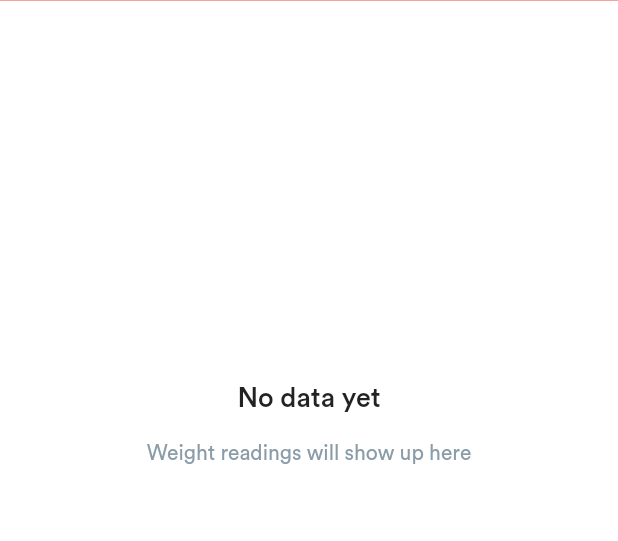
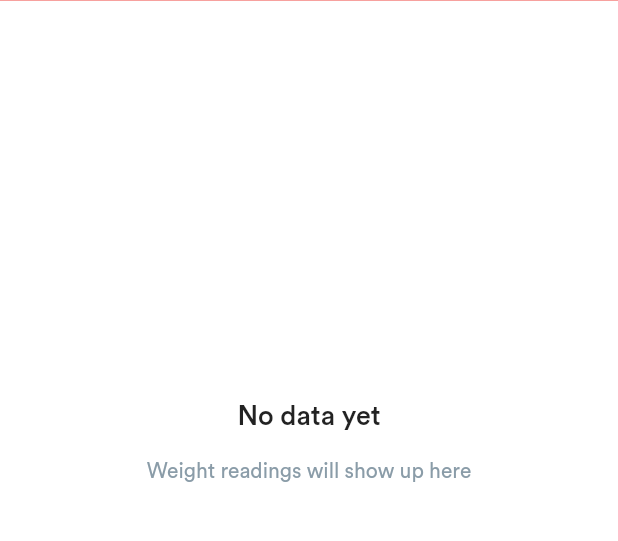
Before and after one commit to josephanya/custodia-provider-app, a Flutter app: the ProgressWeight screen opened by its route, after a tap on "All Readings", on a phone screen of 412 x 824 dp, the part 76-617 px from its top. Run offline on Flutter 3.47's test engine with Material 2 defaults, Android fonts, the phone set to English and light mode, and no system bars; drawn by our look-alikes of overlay_support; our stand-ins replace cached_network_image, dio, firebase_core, firebase_messaging, flutter_linkify, flutter_local_notifications and 6 more; missing offline and left inert: image_picker_for_web; accounts and stored records are empty; network calls fail.

Commit message:
bug fixes

```diff
--- a/lib/ui/views/home/home.dart
+++ b/lib/ui/views/home/home.dart
@@ -164,6 +164,7 @@ class _HomeState extends ConsumerState<Home> {
                               separatorBuilder: (context, index) =>
                                   const YMargin(12),
                             ),
+                  const YMargin(12),
                 ],
               )
             ],
--- a/lib/ui/views/patients/progress/blood_glucose/readings_blood_glucose.dart
+++ b/lib/ui/views/patients/progress/blood_glucose/readings_blood_glucose.dart
@@ -34,7 +34,10 @@ class ReadingsBloodGlucoseState extends ConsumerState<ReadingsBloodGlucose> {
       appBar: appBar(context, 'All Readings'),
       body: SafeArea(
         child: SingleChildScrollView(
-          padding: const EdgeInsets.symmetric(horizontal: 16),
+          padding: const EdgeInsets.symmetric(
+            horizontal: 16,
+            vertical: 12,
+          ),
           child: provider.viewState.isLoading
               ? const Center(
                   child: Padding(
--- a/lib/ui/views/patients/progress/blood_pressure/readings_blood_pressure.dart
+++ b/lib/ui/views/patients/progress/blood_pressure/readings_blood_pressure.dart
@@ -34,7 +34,10 @@ class ReadingsBloodPressureState extends ConsumerState<ReadingsBloodPressure> {
       appBar: appBar(context, 'All Readings'),
       body: SafeArea(
         child: SingleChildScrollView(
-          padding: const EdgeInsets.symmetric(horizontal: 16),
+          padding: const EdgeInsets.symmetric(
+            horizontal: 16,
+            vertical: 12,
+          ),
           child: provider.viewState.isLoading
               ? const Center(
                   child: Padding(
--- a/lib/ui/views/patients/progress/weight/progress_weight.dart
+++ b/lib/ui/views/patients/progress/weight/progress_weight.dart
@@ -10,10 +10,10 @@ class ProgressWeight extends StatefulWidget {
   const ProgressWeight({Key? key}) : super(key: key);
 
   @override
-  _ProgressWeightState createState() => _ProgressWeightState();
+  ProgressWeightState createState() => ProgressWeightState();
 }
 
-class _ProgressWeightState extends State<ProgressWeight> {
+class ProgressWeightState extends State<ProgressWeight> {
   int segmentedControlValue = 0;
 
   Widget segmentedControl() {
@@ -98,8 +98,8 @@ class _ProgressWeightState extends State<ProgressWeight> {
                       ),
                     ),
                     const YMargin(10),
-                    Row(
-                      children: const [
+                    const Row(
+                      children: [
                         InfoCard(
                           label: 'Starting Weight',
                           value: '100',
@@ -119,14 +119,14 @@ class _ProgressWeightState extends State<ProgressWeight> {
                     DefaultCard(
                       onPress: () =>
                           Navigator.pushNamed(context, '/readings-weight'),
-                      child: Padding(
-                        padding: const EdgeInsets.symmetric(
+                      child: const Padding(
+                        padding: EdgeInsets.symmetric(
                           horizontal: 15,
                           vertical: 17,
                         ),
                         child: Row(
                           mainAxisAlignment: MainAxisAlignment.spaceBetween,
-                          children: const [
+                          children: [
                             Text(
                               'All Readings',
                               style: TextStyle(fontSize: 14),
--- a/lib/ui/views/patients/progress/weight/readings_weight.dart
+++ b/lib/ui/views/patients/progress/weight/readings_weight.dart
@@ -34,7 +34,10 @@ class ReadingsWeightState extends ConsumerState<ReadingsWeight> {
       appBar: appBar(context, 'All Readings'),
       body: SafeArea(
         child: SingleChildScrollView(
-          padding: const EdgeInsets.symmetric(horizontal: 15),
+          padding: const EdgeInsets.symmetric(
+            horizontal: 16,
+            vertical: 12,
+          ),
           child: provider.viewState.isLoading
               ? const Center(
                   child: Padding(
--- a/lib/ui/views/photo/full_photo.dart
+++ b/lib/ui/views/photo/full_photo.dart
@@ -16,7 +16,7 @@ class FullPhoto extends StatelessWidget {
     return Scaffold(
       backgroundColor: black,
       appBar: AppBar(
-        backgroundColor: Color.fromARGB(0, 58, 58, 58),
+        backgroundColor: const Color.fromARGB(0, 58, 58, 58),
         leading: GestureDetector(
           onTap: () => Navigator.maybePop(context),
           child: Padding(
--- a/lib/utils/validator.dart
+++ b/lib/utils/validator.dart
@@ -2,7 +2,7 @@ class Validator {
   static bool isEmail(String em) {
     String p =
         r'^(([^<>()[\]\\.,;:\s@\"]+(\.[^<>()[\]\\.,;:\s@\"]+)*)|(\".+\"))@((\[[0-9]{1,3}\.[0-9]{1,3}\.[0-9]{1,3}\.[0-9]{1,3}\])|(([a-zA-Z\-0-9]+\.)+[a-zA-Z]{2,}))$';
-    RegExp regExp = new RegExp(p);
+    RegExp regExp = RegExp(p);
     return regExp.hasMatch(em);
   }
 
```
Also changed, not shown: lib/ui/views/patients/progress/blood_glucose/progress_blood_glucose.dart (+11 -11 lines), lib/ui/views/patients/progress/blood_pressure/progress_blood_pressure.dart (+11 -11 lines), lib/ui/widgets/textfield.dart (+2 -6 lines), 3 other files.
